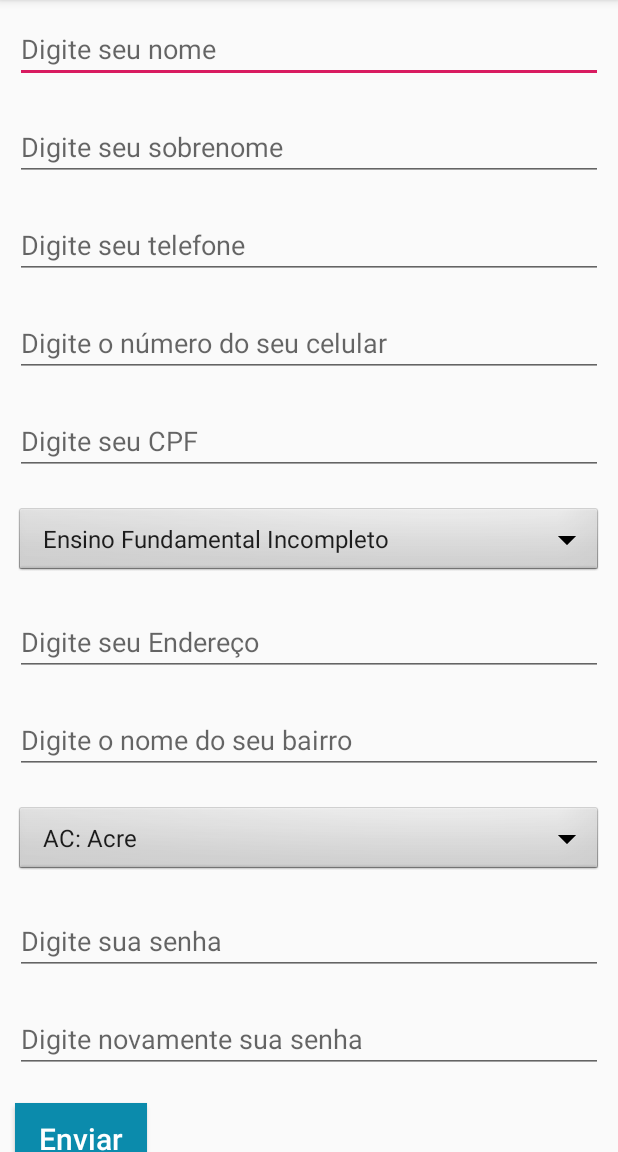
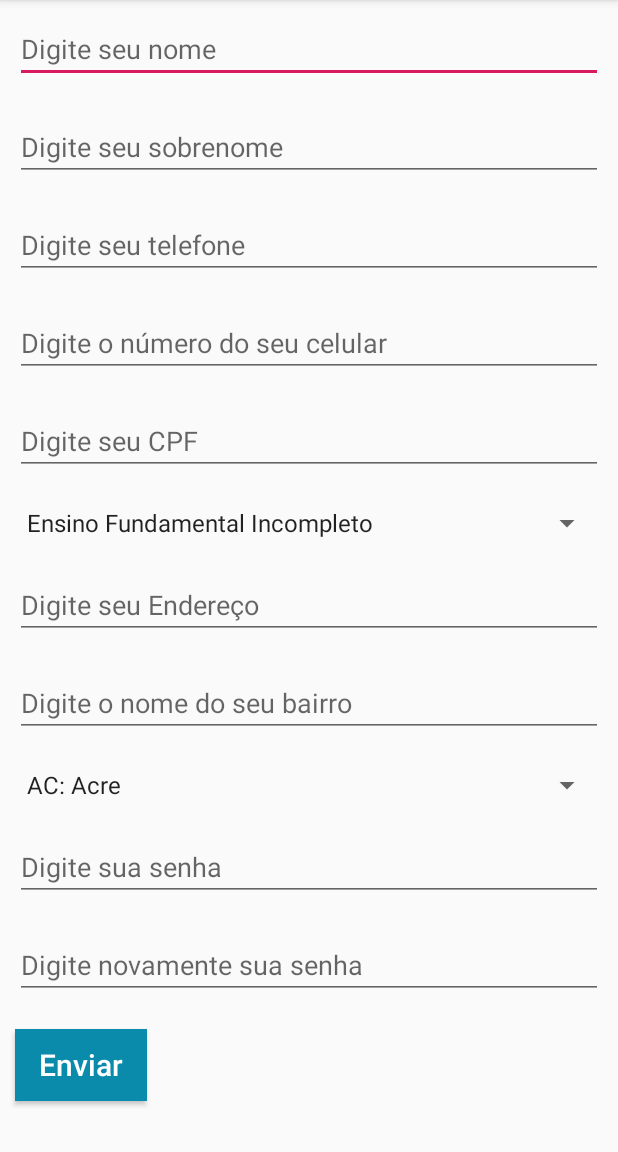
Before and after one commit to ygormacedo/Dados-do-Usuario, an Android app: the screen it shows after launch (MainActivity), on a phone screen of 412 x 824 dp, the part 84-1236 px from its top. Run offline under Robolectric (Android 15) with nearby library versions, the phone set to English and light mode, and no system bars.

Commit message:
Formulário de novo usuário finish

```diff
--- a/app/src/main/res/layout/activity_main.xml
+++ b/app/src/main/res/layout/activity_main.xml
@@ -73,7 +73,6 @@
                 android:layout_width="match_parent"
                 android:layout_height="wrap_content"
                 android:layout_margin="@dimen/margin_default"
-                android:background="@android:drawable/btn_dropdown"
                 android:layout_below="@id/cpfId"
 
 
@@ -106,7 +105,6 @@
                 android:layout_width="match_parent"
                 android:layout_height="wrap_content"
                 android:layout_margin="@dimen/margin_default"
-                android:background="@android:drawable/btn_dropdown"
                 android:layout_below="@id/bairroId"
 
                 />
```
